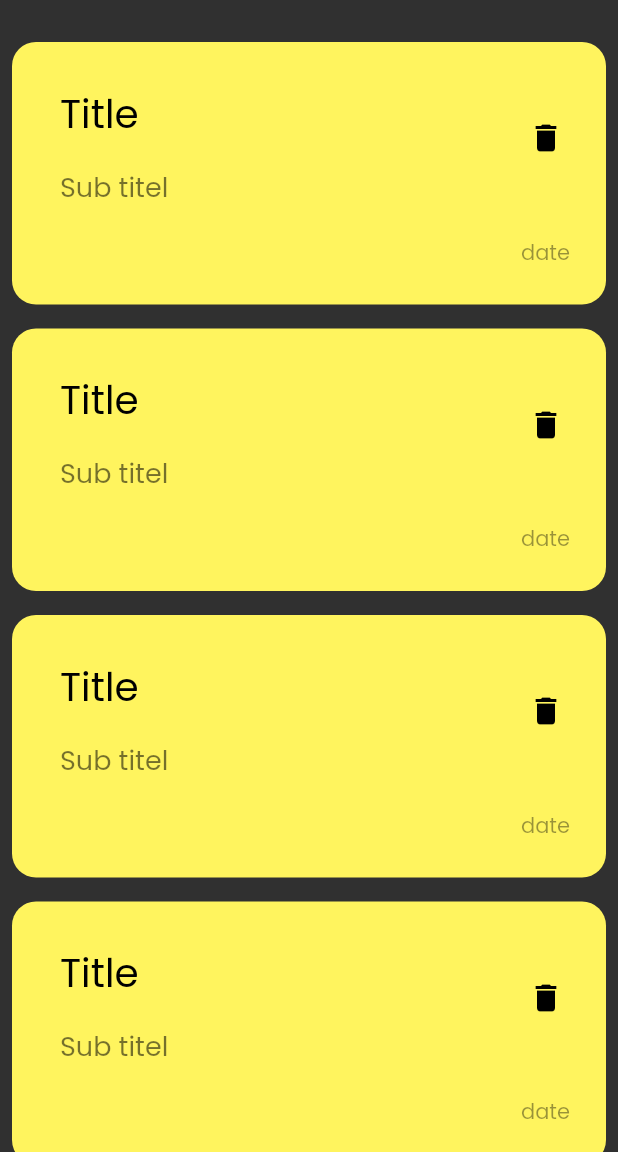
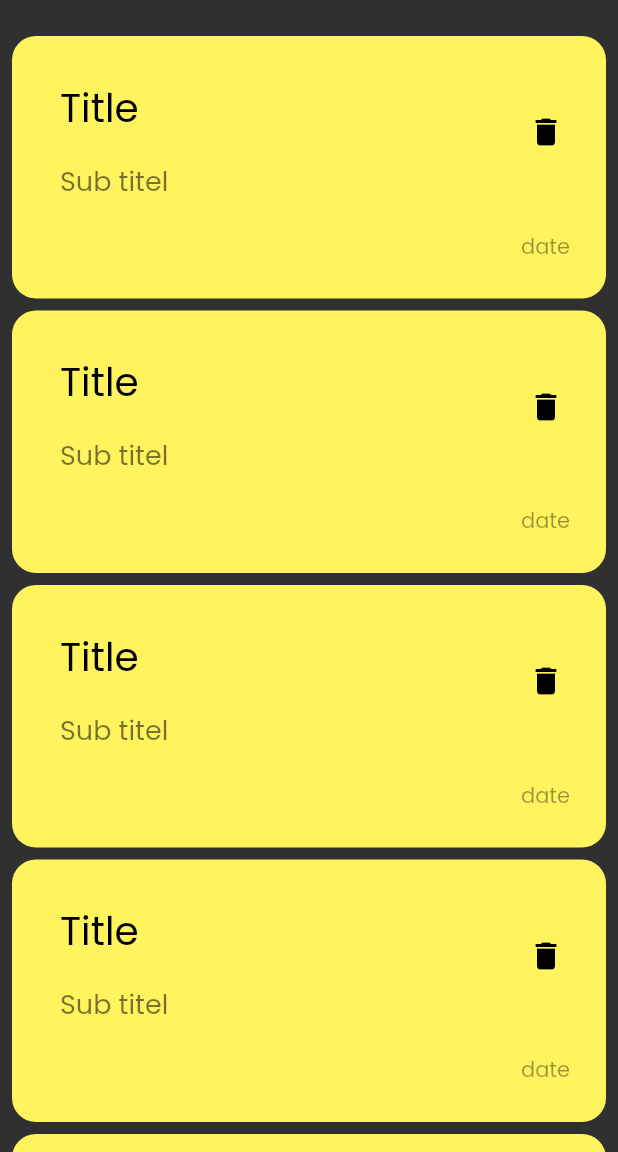
Before and after one commit to shark0a/Note_App, a Flutter app: the screen it shows after launch, on a phone screen of 412 x 824 dp, the part 84-1236 px from its top. Run offline on Flutter 3.47's test engine with Material 2 defaults, Android fonts, the phone set to English and light mode, and no system bars.

Commit message:
no change

```diff
--- a/lib/views/notes_view.dart
+++ b/lib/views/notes_view.dart
@@ -1,5 +1,4 @@
 import 'package:flutter/material.dart';
-import 'package:note_app/widgets/custom_note.dart';
 import 'package:note_app/widgets/note_listview.dart';
 
 class NoteView extends StatelessWidget {
@@ -13,7 +12,7 @@ class NoteView extends StatelessWidget {
         actions: [IconButton(onPressed: () {}, icon: const Icon(Icons.search))],
         title: const Text("Notes"),
       ),
-      body: Column(
+      body: const Column(
         children: [
           SizedBox(
             height: 20,
--- a/lib/widgets/custom_note.dart
+++ b/lib/widgets/custom_note.dart
@@ -1,7 +1,7 @@
 import 'package:flutter/material.dart';
 
-class Note_Item extends StatelessWidget {
-  const Note_Item({
+class NoteItem extends StatelessWidget {
+  const NoteItem({
     super.key,
   });
 
@@ -10,7 +10,7 @@ class Note_Item extends StatelessWidget {
     return Container(
       padding: const EdgeInsets.only(top: 24, bottom: 24, left: 16),
       decoration: BoxDecoration(
-          color: Color.fromARGB(255, 255, 244, 94),
+          color: const Color.fromARGB(255, 255, 244, 94),
           borderRadius: BorderRadius.circular(16)),
       child: Column(
         crossAxisAlignment: CrossAxisAlignment.end,
--- a/lib/widgets/note_listview.dart
+++ b/lib/widgets/note_listview.dart
@@ -8,9 +8,9 @@ class NoteListView extends StatelessWidget {
   Widget build(BuildContext context) {
     return ListView.builder(
       itemBuilder: (context, index) {
-        return Padding(
-          padding: const EdgeInsets.symmetric(vertical: 8, horizontal: 8),
-          child: const Note_Item(),
+        return const Padding(
+          padding: EdgeInsets.symmetric(vertical: 4, horizontal: 8),
+          child: NoteItem(),
         );
       },
     );
```
